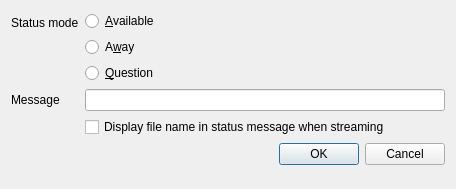
BearWare/TeamTalk5, file Client/qtTeamTalk/changestatus.ui: the form before one commit.
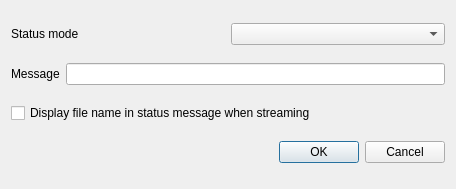
The form after the commit.

Commit message: Use combobox to change status

Patch:
```diff
--- a/Client/qtTeamTalk/changestatus.ui
+++ b/Client/qtTeamTalk/changestatus.ui
@@ -22,8 +22,10 @@
   <property name="modal">
    <bool>true</bool>
   </property>
-  <layout class="QFormLayout" name="formLayout">
-   <item row="0" column="0">
+  <layout class="QVBoxLayout" name="verticalLayout">
+   <item>
+    <layout class="QHBoxLayout" name="horizontalLayout">
+     <item>
     <widget class="QLabel" name="label">
      <property name="text">
       <string>Status mode</string>
@@ -33,32 +35,14 @@
      </property>
     </widget>
    </item>
-   <item row="0" column="1">
-    <layout class="QVBoxLayout" name="verticalLayout">
      <item>
-      <widget class="QRadioButton" name="availBtn">
-       <property name="text">
-        <string>&amp;Available</string>
-       </property>
-      </widget>
-     </item>
-     <item>
-      <widget class="QRadioButton" name="awayBtn">
-       <property name="text">
-        <string>A&amp;way</string>
-       </property>
-      </widget>
-     </item>
-     <item>
-      <widget class="QRadioButton" name="questionBtn">
-       <property name="text">
-        <string>&amp;Question</string>
-       </property>
-      </widget>
+      <widget class="QComboBox" name="statusBox"/>
      </item>
     </layout>
    </item>
-   <item row="1" column="0">
+   <item>
+    <layout class="QHBoxLayout" name="horizontalLayout_2">
+     <item>
     <widget class="QLabel" name="label_2">
      <property name="text">
       <string>Message</string>
@@ -68,17 +52,19 @@
      </property>
     </widget>
    </item>
-   <item row="1" column="1">
+     <item>
     <widget class="QLineEdit" name="msgEdit"/>
    </item>
-   <item row="2" column="1">
+    </layout>
+   </item>
+   <item>
     <widget class="QCheckBox" name="streamChkBox">
      <property name="text">
       <string>Display file name in status message when streaming</string>
      </property>
     </widget>
    </item>
-   <item row="3" column="0" colspan="2">
+   <item>
     <widget class="QDialogButtonBox" name="buttonBox">
      <property name="orientation">
       <enum>Qt::Horizontal</enum>
```
Left out of the diff: 6 changed lines with no effect on the pictures. Lines whose indentation alone changed are shown as unchanged. The commit also changes 1 other file.
